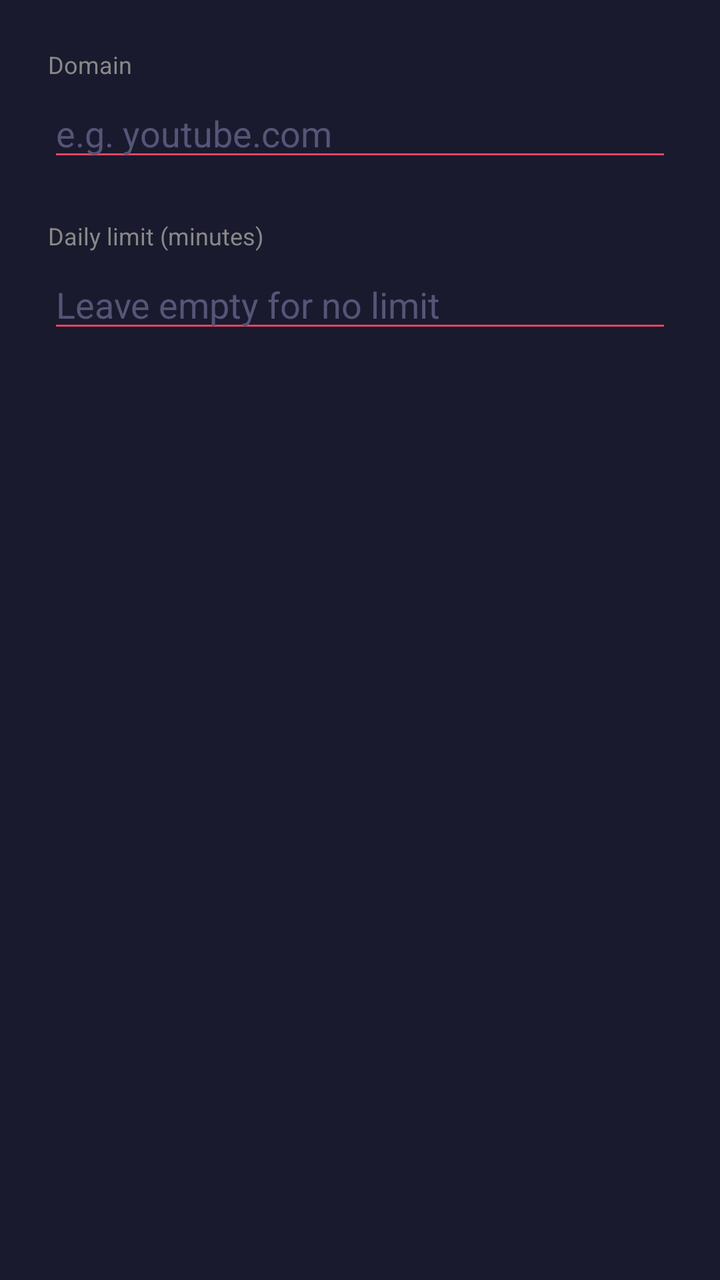
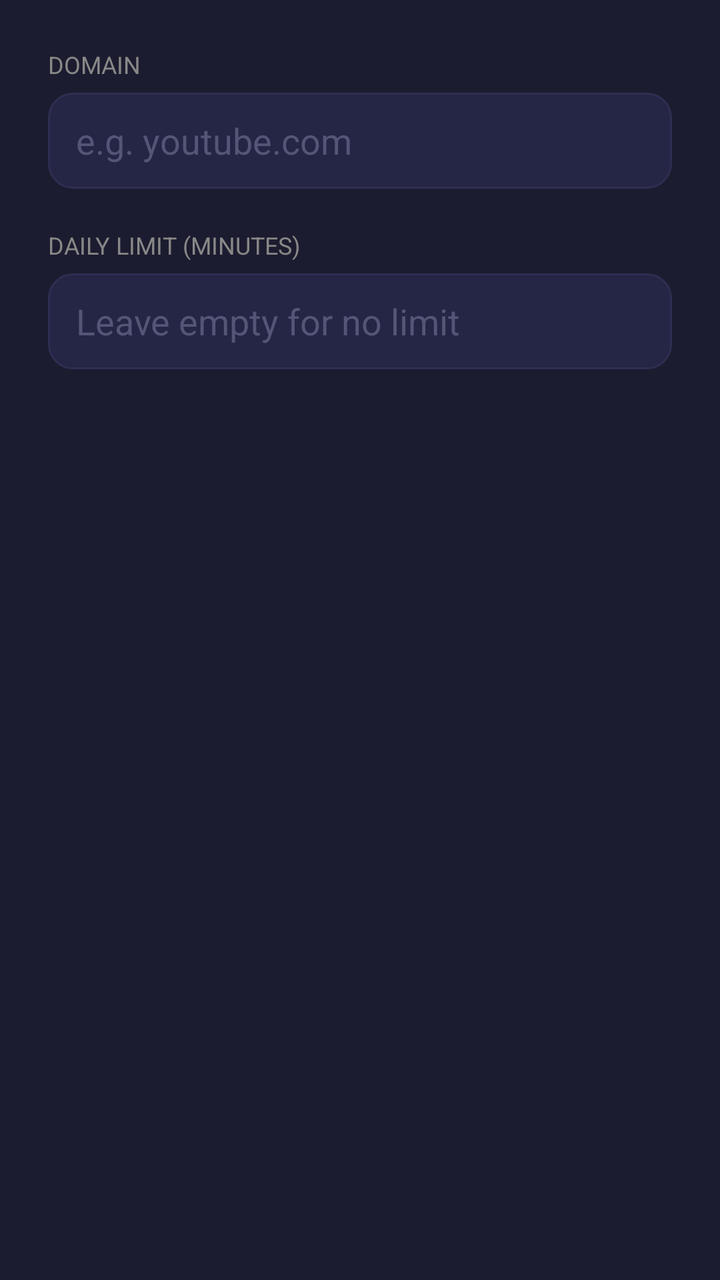

Two renders of the same Android screen: before a commit and after it. Below are the layout's source before the change and the commit's diff.
<!-- AndroidManifest.xml: application theme Theme.ITNSecureBrowser -->
<!-- res/layout/dialog_add_site.xml -->
<?xml version="1.0" encoding="utf-8"?>
<LinearLayout xmlns:android="http://schemas.android.com/apk/res/android"
    android:layout_width="match_parent"
    android:layout_height="wrap_content"
    android:orientation="vertical"
    android:padding="24dp"
    android:background="#1A1A2E">

    
    <TextView
        android:layout_width="wrap_content"
        android:layout_height="wrap_content"
        android:text="@string/add_site_label"
        android:textColor="#888888"
        android:textSize="12sp"
        android:layout_marginBottom="4dp" />

    <EditText
        android:id="@+id/inputDomain"
        android:layout_width="match_parent"
        android:layout_height="wrap_content"
        android:hint="@string/add_site_hint"
        android:inputType="textUri"
        android:textColor="#FFFFFF"
        android:textColorHint="#555577"
        android:backgroundTint="#E94560"
        android:layout_marginBottom="24dp"
        android:imeOptions="actionNext" />

    
    <TextView
        android:layout_width="wrap_content"
        android:layout_height="wrap_content"
        android:text="@string/daily_limit_label"
        android:textColor="#888888"
        android:textSize="12sp"
        android:layout_marginBottom="4dp" />

    <EditText
        android:id="@+id/inputLimit"
        android:layout_width="match_parent"
        android:layout_height="wrap_content"
        android:hint="@string/daily_limit_hint"
        android:inputType="number"
        android:textColor="#FFFFFF"
        android:textColorHint="#555577"
        android:backgroundTint="#E94560"
        android:imeOptions="actionDone" />

</LinearLayout>
<!-- resources referenced by this layout -->
<resources>
  <string name="add_site_hint">e.g. youtube.com</string>
  <string name="add_site_label">Domain</string>
  <string name="daily_limit_hint">Leave empty for no limit</string>
  <string name="daily_limit_label">Daily limit (minutes)</string>
  <style name="Theme.ITNSecureBrowser" parent="Theme.MaterialComponents.DayNight.NoActionBar">
          <item name="colorPrimary">@color/tab_active</item>
          <item name="colorPrimaryVariant">@color/bg_tab_bar</item>
          <item name="colorOnPrimary">@color/text_primary</item>
          <item name="colorSecondary">@color/accent</item>
          <item name="colorOnSecondary">@color/text_primary</item>
          <item name="android:windowBackground">@color/bg_toolbar</item>
          <item name="android:statusBarColor">@color/bg_tab_bar</item>
          <item name="android:navigationBarColor">@color/bg_tab_bar</item>
          <item name="android:windowLightStatusBar">false</item>
      </style>
  <color name="tab_active">#0F3460</color>
  <color name="bg_tab_bar">#1A1A2E</color>
  <color name="text_primary">#FFFFFF</color>
  <color name="accent">#E94560</color>
  <color name="bg_toolbar">#16213E</color>
</resources>

<!-- the commit's change to res/layout/dialog_add_site.xml (unified diff, before → after) -->
@@ -4,27 +4,30 @@
     android:layout_height="wrap_content"
     android:orientation="vertical"
     android:padding="24dp"
-    android:background="#1A1A2E">
+    android:background="@color/bg_card">
 
     
     <TextView
         android:layout_width="wrap_content"
         android:layout_height="wrap_content"
         android:text="@string/add_site_label"
-        android:textColor="#888888"
+        android:textColor="@color/text_secondary"
         android:textSize="12sp"
-        android:layout_marginBottom="4dp" />
+        android:textAllCaps="true"
+        android:layout_marginBottom="6dp" />
 
     <EditText
         android:id="@+id/inputDomain"
         android:layout_width="match_parent"
-        android:layout_height="wrap_content"
+        android:layout_height="48dp"
         android:hint="@string/add_site_hint"
         android:inputType="textUri"
-        android:textColor="#FFFFFF"
-        android:textColorHint="#555577"
-        android:backgroundTint="#E94560"
-        android:layout_marginBottom="24dp"
+        android:textColor="@color/text_primary"
+        android:textColorHint="@color/text_hint"
+        android:background="@drawable/bg_field"
+        android:paddingStart="14dp"
+        android:paddingEnd="14dp"
+        android:layout_marginBottom="20dp"
         android:imeOptions="actionNext" />
 
     
@@ -32,19 +35,22 @@
         android:layout_width="wrap_content"
         android:layout_height="wrap_content"
         android:text="@string/daily_limit_label"
-        android:textColor="#888888"
+        android:textColor="@color/text_secondary"
         android:textSize="12sp"
-        android:layout_marginBottom="4dp" />
+        android:textAllCaps="true"
+        android:layout_marginBottom="6dp" />
 
     <EditText
         android:id="@+id/inputLimit"
         android:layout_width="match_parent"
-        android:layout_height="wrap_content"
+        android:layout_height="48dp"
         android:hint="@string/daily_limit_hint"
         android:inputType="number"
-        android:textColor="#FFFFFF"
-        android:textColorHint="#555577"
-        android:backgroundTint="#E94560"
+        android:textColor="@color/text_primary"
+        android:textColorHint="@color/text_hint"
+        android:background="@drawable/bg_field"
+        android:paddingStart="14dp"
+        android:paddingEnd="14dp"
         android:imeOptions="actionDone" />
 
 </LinearLayout>
<!-- resource entries referenced after the edit -->
@@ -1,5 +1,7 @@
 <!-- resources referenced by this layout -->
 <resources>
+  <color name="bg_card">#1C1C30</color>
+  <color name="text_hint">#555577</color>
   <string name="add_site_hint">e.g. youtube.com</string>
   <string name="add_site_label">Domain</string>
   <string name="daily_limit_hint">Leave empty for no limit</string>
@@ -15,9 +17,22 @@
           <item name="android:navigationBarColor">@color/bg_tab_bar</item>
           <item name="android:windowLightStatusBar">false</item>
       </style>
+  <color name="bg_field">#252545</color>
+  <color name="bg_card_stroke">#2E2E52</color>
   <color name="tab_active">#0F3460</color>
   <color name="bg_tab_bar">#1A1A2E</color>
   <color name="text_primary">#FFFFFF</color>
+  <color name="text_secondary">#888888</color>
+  <!-- drawable bg_field (drawable) -->
+  <?xml version="1.0" encoding="utf-8"?>
+  <shape xmlns:android="http://schemas.android.com/apk/res/android"
+      android:shape="rectangle">
+      <corners android:radius="12dp" />
+      <solid android:color="@color/bg_field" />
+      <stroke
+          android:width="1dp"
+          android:color="@color/bg_card_stroke" />
+  </shape>
   <color name="accent">#E94560</color>
   <color name="bg_toolbar">#16213E</color>
 </resources>
